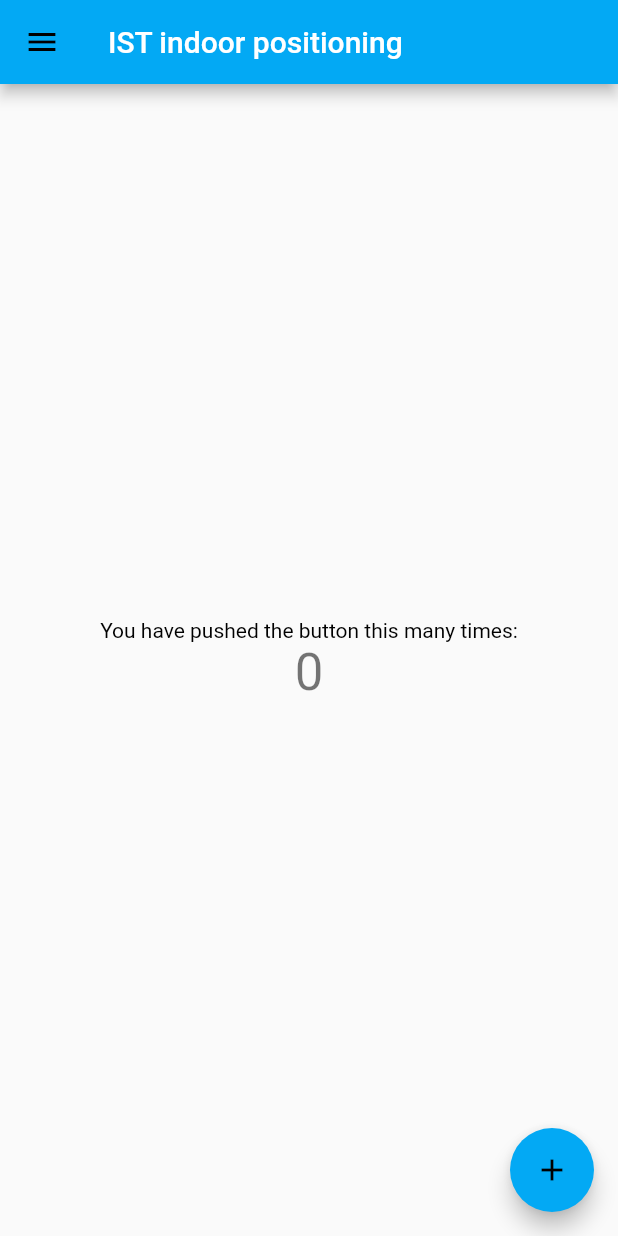
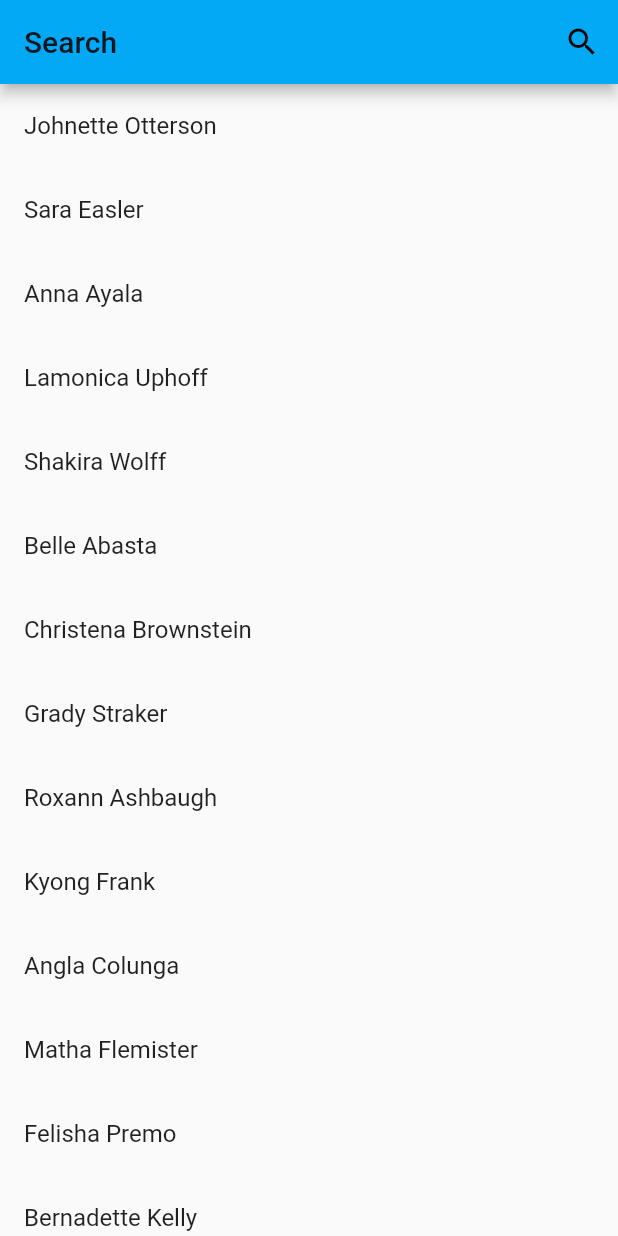
Before and after one commit to moot5/ui_design, a Flutter app: the screen it shows after launch, in the side drawer, after a tap on "Search", on a phone screen of 412 x 824 dp. Run offline on Flutter 3.47's test engine with Material 2 defaults, Android fonts, the phone set to English and light mode, and no system bars; our stand-ins replace flutter_bloc; missing offline and left inert: animated_splash.

Commit message:
adding basic functions

```diff
--- a/lib/main.dart
+++ b/lib/main.dart
@@ -1,6 +1,7 @@
 import 'package:flutter/material.dart';
 import 'package:animated_splash/animated_splash.dart';
-import 'package:ui_design/search_r.dart';
+import 'package:ui_design/route_poi/ui_poi.dart';
+import 'package:ui_design/route_search/ui_search.dart';
 
 void main() {
   //runApp(MyApp());
@@ -33,7 +34,8 @@ class MyApp extends StatelessWidget {
           ),
       ),
       routes: {
-        '/search': (context) => search_r(),
+        '/search': (context) => ui_search(), // why cant it see this function?
+        '/poi': (context) => ui_poi()
       },
       home: MyHomePage(title: 'Flutter Demo Home Page'),
     );
@@ -59,28 +61,6 @@ class MyHomePage extends StatefulWidget {
 }
 
 class _MyHomePageState extends State<MyHomePage> {
-  List<String> dataholder = [
-    "Johnette Otterson",
-    "Sara Easler",
-    "Anna Ayala",
-    "Lamonica Uphoff",
-    "Shakira Wolff",
-    "Belle Abasta",
-    "Christena Brownstein",
-    "Grady Straker",
-    "Roxann Ashbaugh",
-    "Kyong Frank",
-    "Angla Colunga",
-    "Matha Flemister",
-    "Felisha Premo",
-    "Bernadette Kelly",
-    "Glennis Bierbaum",
-    "Etha Sessoms",
-    "Kai Selders",
-    "Celsa Yee",
-    "Cherelle Evatt",
-    "Lara Spainhour",
-  ];
   int _counter = 0;
 
   void _incrementCounter() {
@@ -130,14 +110,14 @@ class _MyHomePageState extends State<MyHomePage> {
               title: Text('Search'),
                 onTap: (){
                   // function
-                  Navigator.pop(context);
+                  Navigator.pushReplacementNamed(context, "/search");
                 }
             ),
             ListTile(
               title: Text('Places of interest'),
               onTap: (){
                 //function
-                Navigator.pushNamed(context, "/search");
+                Navigator.pushReplacementNamed(context, "/poi");
               }
             )
           ],
--- /dev/null
+++ b/lib/route_poi/ui_poi.dart
@@ -0,0 +1,24 @@
+import 'dart:core';
+
+import 'package:flutter/material.dart';
+import 'package:flutter/widgets.dart';
+import 'dart:collection';
+
+class ui_poi extends StatelessWidget{
+  static const String route = "poi";
+  Map<String,List<String>> poiLocations = new HashMap<String,List<String>>(); // move to backend, shouldnt be here
+
+  @override
+  Widget build(BuildContext context) {
+    return MaterialApp(
+      title: 'P.O.I',
+      home: Scaffold(
+        appBar: AppBar(
+          title: Text('poi'),
+
+
+    ),
+    ));
+
+  }
+}
--- /dev/null
+++ b/lib/route_search/ui_search.dart
@@ -0,0 +1,133 @@
+import 'package:flutter/material.dart';
+import 'package:flutter/widgets.dart';
+
+
+class ui_search extends StatefulWidget{
+  static const String route = 'search';
+  @override
+  _ui_search createState() => _ui_search();
+  }
+
+class _ui_search extends State<ui_search>{
+
+  //this should eventually be either pulled from database initially and kept local
+  //or should be pulled while creating search query
+  List<String> dataholder = [
+    "Johnette Otterson",
+    "Sara Easler",
+    "Anna Ayala",
+    "Lamonica Uphoff",
+    "Shakira Wolff",
+    "Belle Abasta",
+    "Christena Brownstein",
+    "Grady Straker",
+    "Roxann Ashbaugh",
+    "Kyong Frank",
+    "Angla Colunga",
+    "Matha Flemister",
+    "Felisha Premo",
+    "Bernadette Kelly",
+    "Glennis Bierbaum",
+    "Etha Sessoms",
+    "Kai Selders",
+    "Celsa Yee",
+    "Cherelle Evatt",
+    "Lara Spainhour",
+  ];
+
+  @override
+  Widget build(BuildContext context) {
+    return Scaffold(
+      appBar: AppBar(
+        title: Text("Search"),
+        actions: <Widget>[
+          IconButton(
+            icon: Icon(Icons.search),
+            onPressed: (){
+              showSearch(context: context, delegate: Search());
+            },
+          )
+        ],
+      ),
+      body: ListView.builder(
+        itemCount: dataholder.length,
+        itemBuilder: (context, index) => ListTile(
+          title: Text(
+            dataholder[index],
+          ),
+      )
+      ),
+    );
+  }
+}
+
+class Search extends SearchDelegate{
+
+  String selectedResult = "";
+  List<String> listExample = [];
+  List<String> recentList = [];
+  List<String> suggestionList = [];
+
+
+  @override
+  List<Widget> buildActions(BuildContext context) {
+    return[
+      IconButton(
+        icon: Icon(Icons.clear),
+        onPressed: () {
+          query="";
+        },
+      ),
+      ];
+    }
+
+
+  @override
+  Widget buildLeading(BuildContext context) {
+    return IconButton(
+      icon: Icon(Icons.arrow_back),
+      onPressed: (){
+        Navigator.pop(context);
+      },
+    );
+  }
+
+  @override
+  Widget buildResults(BuildContext context) {
+    return Center(
+        child: Text(selectedResult),
+      );
+  }
+
+  @override
+  Widget buildSuggestions(BuildContext context) {
+
+//    query.isEmpty
+//      ? suggestionList = recentList
+//      : suggestionList.addAll(listExample.where(
+//        (element) => element.contains(query),
+      suggestionList.addAll(listExample.where(
+          (element) => element.contains(query)
+    ));
+
+    return ListView.builder(
+      itemCount:  suggestionList.length,
+      itemBuilder: (context, index){
+        return ListTile(
+          title: Text(
+            // this does not populate regardless what happens
+            // look back into suggestions, no data gets passed here properly
+            //suggestionList[index],
+            'ahhhhh',
+          ),
+          leading: query.isEmpty ? Icon(Icons.access_time) : SizedBox(),
+          onTap: (){
+            selectedResult = suggestionList[index];
+            showResults(context);
+          },
+        );
+      },
+    );
+  }
+
+}
--- a/pubspec.yaml
+++ b/pubspec.yaml
@@ -34,6 +34,7 @@ dependencies:
 dev_dependencies:
   flutter_test:
     sdk: flutter
+  flutter_bloc: ^6.0.1
 
 # For information on the generic Dart part of this file, see the
 # following page: https://dart.dev/tools/pub/pubspec
```
Also changed, not shown: lib/route_map/ui_map.dart (added, +47 -0 lines), lib/route_search/nonbuilderSearch.dart (added, +23 -0 lines), lib/search_r.dart (deleted, +0 -31 lines), lib/route_search/database_search.dart (added), pubspec.lock.
